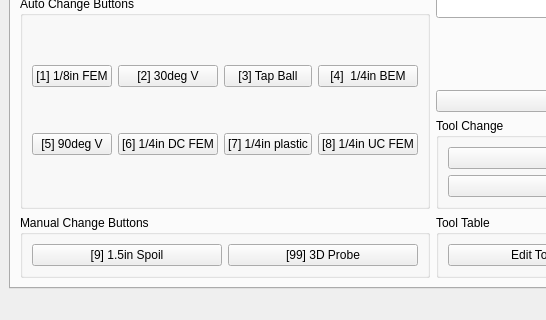
This is configs/my_LinuxCNC_router/flex.ui in travis-farmer/linuxcnc as Qt 5 draws it before an edit; both pictures show x 0 to 546 and y 601 to 921 of the 1127 by 921 pixel window. The edited form follows.
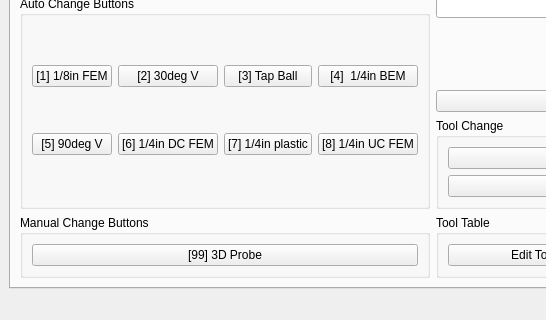
This is the edited form. The open tabs and pages were chosen to show the change. Icons and pictures are not drawn.

Commit message: fixing toolchange buttons

Diff of the .ui file:
```diff
--- a/configs/my_LinuxCNC_router/flex.ui
+++ b/configs/my_LinuxCNC_router/flex.ui
@@ -2081,7 +2081,7 @@
            <string>Manual Change Buttons</string>
           </property>
           <layout class="QGridLayout" name="gridLayout_10">
-           <item row="0" column="1">
+           <item row="0" column="0">
             <widget class="QPushButton" name="tool_change_pb_99">
              <property name="toolTip">
               <string>Change to tool #99</string>
@@ -2091,13 +2091,6 @@
              </property>
             </widget>
            </item>
-           <item row="0" column="0">
-            <widget class="QPushButton" name="tool_change_pb_9">
-             <property name="text">
-              <string>[9] 1.5in Spoil</string>
-             </property>
-            </widget>
-           </item>
           </layout>
          </widget>
         </item>
```
Left out of the diff: 2 changed lines with no effect on the pictures.
